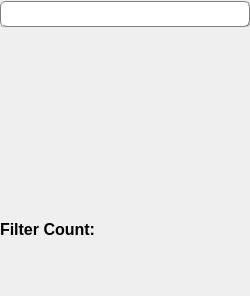
First picture: the form in Source/DREAM3DWidgetsLib/Widgets/UI_Files/FilterListDockWidget.ui, repository BlueQuartzSoftware/DREAM3D, before the edit.
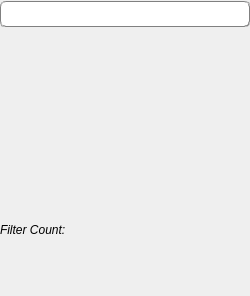
Second picture: the form after the edit. Custom widgets are drawn as their Qt base class.

Commit message: Trying out some different font styles

```diff
--- a/Source/DREAM3DWidgetsLib/Widgets/UI_Files/FilterListDockWidget.ui
+++ b/Source/DREAM3DWidgetsLib/Widgets/UI_Files/FilterListDockWidget.ui
@@ -108,13 +108,10 @@
     </item>
     <item>
      <widget class="QLabel" name="filterCountLabel">
-      <property name="styleSheet">
-       <string notr="true">QLabel
-{
-font: 75 12pt;
-font-weight: bold;
-}
-</string>
+      <property name="font">
+       <font>
+        <italic>true</italic>
+       </font>
       </property>
       <property name="text">
        <string>Filter Count:</string>
```
The commit also changes 1 other file.
